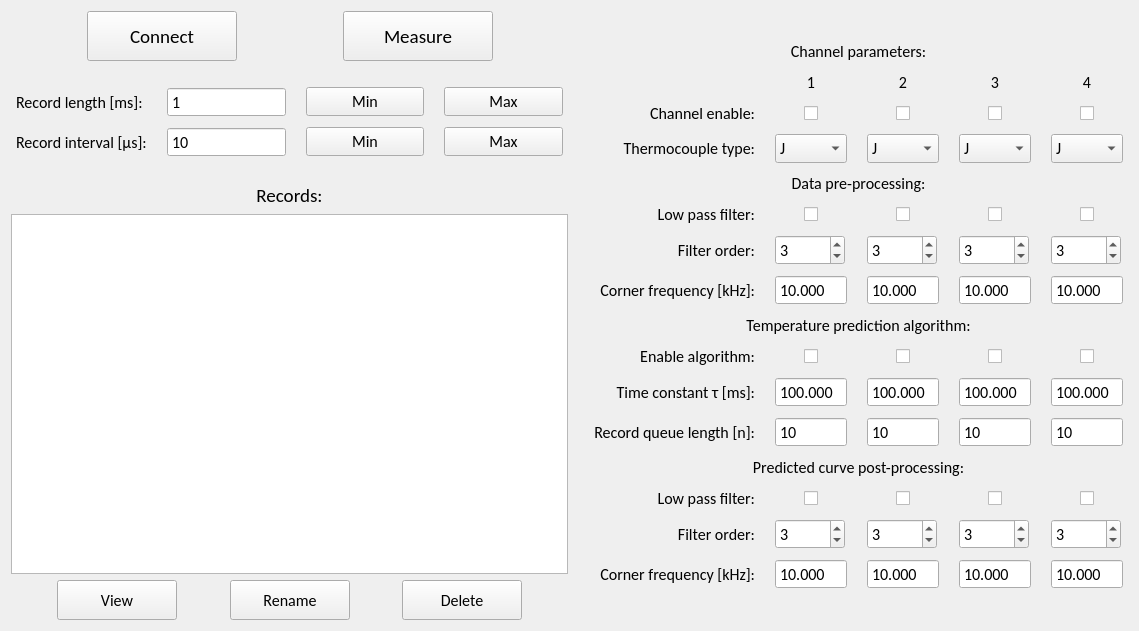
First picture: the form in Code/PC/UI/V286-tclogger_control_main.ui, repository IliyanAntov/HighSpeedThermocoupleLogger, before the edit.
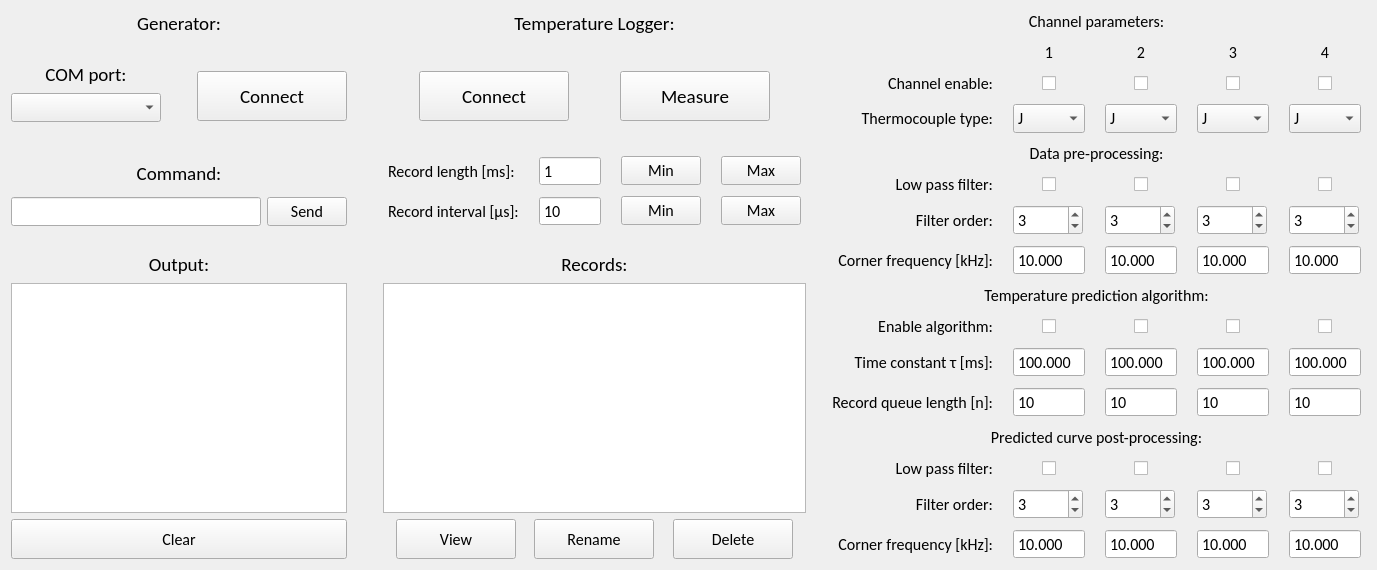
Second picture: the form after the edit.

Commit message: Added generator communication to the PC application

Patch:
```diff
--- a/Code/PC/UI/V286-tclogger_control_main.ui
+++ b/Code/PC/UI/V286-tclogger_control_main.ui
@@ -6,8 +6,8 @@
    <rect>
     <x>0</x>
     <y>0</y>
-    <width>1139</width>
-    <height>631</height>
+    <width>1377</width>
+    <height>560</height>
    </rect>
   </property>
   <property name="font">
@@ -20,10 +20,381 @@
   <property name="windowTitle">
    <string>Form</string>
   </property>
-  <layout class="QHBoxLayout" name="horizontalLayout">
+  <layout class="QHBoxLayout" name="horizontalLayout_3">
    <item>
-    <layout class="QVBoxLayout" name="MeasurementParametersLayout">
-     <item>
+    <layout class="QGridLayout" name="gridLayout">
+     <item row="7" column="2">
+      <widget class="QLabel" name="label_23">
+       <property name="font">
+        <font>
+         <family>Calibri</family>
+         <pointsize>14</pointsize>
+         <italic>false</italic>
+        </font>
+       </property>
+       <property name="text">
+        <string>Records:</string>
+       </property>
+       <property name="alignment">
+        <set>Qt::AlignCenter</set>
+       </property>
+      </widget>
+     </item>
+     <item row="9" column="0">
+      <widget class="QPushButton" name="GeneratorOutputClearButton">
+       <property name="minimumSize">
+        <size>
+         <width>120</width>
+         <height>40</height>
+        </size>
+       </property>
+       <property name="font">
+        <font>
+         <family>Calibri</family>
+         <pointsize>12</pointsize>
+         <italic>false</italic>
+        </font>
+       </property>
+       <property name="text">
+        <string>Clear</string>
+       </property>
+      </widget>
+     </item>
+     <item row="4" column="1">
+      <spacer name="horizontalSpacer_8">
+       <property name="orientation">
+        <enum>Qt::Horizontal</enum>
+       </property>
+       <property name="sizeType">
+        <enum>QSizePolicy::Minimum</enum>
+       </property>
+       <property name="sizeHint" stdset="0">
+        <size>
+         <width>30</width>
+         <height>20</height>
+        </size>
+       </property>
+      </spacer>
+     </item>
+     <item row="7" column="0">
+      <widget class="QLabel" name="label_25">
+       <property name="font">
+        <font>
+         <family>Calibri</family>
+         <pointsize>14</pointsize>
+         <italic>false</italic>
+        </font>
+       </property>
+       <property name="text">
+        <string>Output:</string>
+       </property>
+       <property name="alignment">
+        <set>Qt::AlignCenter</set>
+       </property>
+      </widget>
+     </item>
+     <item row="0" column="2">
+      <widget class="QLabel" name="label_28">
+       <property name="font">
+        <font>
+         <family>Calibri</family>
+         <pointsize>14</pointsize>
+         <italic>false</italic>
+        </font>
+       </property>
+       <property name="text">
+        <string>Temperature Logger:</string>
+       </property>
+       <property name="alignment">
+        <set>Qt::AlignCenter</set>
+       </property>
+      </widget>
+     </item>
+     <item row="9" column="2">
+      <layout class="QHBoxLayout" name="ViewRenameLayout">
+       <item>
+        <spacer name="horizontalSpacer_5">
+         <property name="orientation">
+          <enum>Qt::Horizontal</enum>
+         </property>
+         <property name="sizeHint" stdset="0">
+          <size>
+           <width>40</width>
+           <height>20</height>
+          </size>
+         </property>
+        </spacer>
+       </item>
+       <item>
+        <widget class="QPushButton" name="ViewRecordButton">
+         <property name="minimumSize">
+          <size>
+           <width>120</width>
+           <height>40</height>
+          </size>
+         </property>
+         <property name="font">
+          <font>
+           <family>Calibri</family>
+           <pointsize>12</pointsize>
+           <italic>false</italic>
+          </font>
+         </property>
+         <property name="text">
+          <string>View</string>
+         </property>
+        </widget>
+       </item>
+       <item>
+        <spacer name="horizontalSpacer_4">
+         <property name="orientation">
+          <enum>Qt::Horizontal</enum>
+         </property>
+         <property name="sizeHint" stdset="0">
+          <size>
+           <width>40</width>
+           <height>20</height>
+          </size>
+         </property>
+        </spacer>
+       </item>
+       <item>
+        <widget class="QPushButton" name="RenameRecordButton">
+         <property name="minimumSize">
+          <size>
+           <width>120</width>
+           <height>40</height>
+          </size>
+         </property>
+         <property name="font">
+          <font>
+           <family>Calibri</family>
+           <pointsize>12</pointsize>
+           <italic>false</italic>
+          </font>
+         </property>
+         <property name="text">
+          <string>Rename</string>
+         </property>
+        </widget>
+       </item>
+       <item>
+        <spacer name="horizontalSpacer_6">
+         <property name="orientation">
+          <enum>Qt::Horizontal</enum>
+         </property>
+         <property name="sizeHint" stdset="0">
+          <size>
+           <width>40</width>
+           <height>20</height>
+          </size>
+         </property>
+        </spacer>
+       </item>
+       <item>
+        <widget class="QPushButton" name="DeleteRecordButton">
+         <property name="minimumSize">
+          <size>
+           <width>120</width>
+           <height>40</height>
+          </size>
+         </property>
+         <property name="font">
+          <font>
+           <family>Calibri</family>
+           <pointsize>12</pointsize>
+           <italic>false</italic>
+          </font>
+         </property>
+         <property name="text">
+          <string>Delete</string>
+         </property>
+        </widget>
+       </item>
+       <item>
+        <spacer name="horizontalSpacer_7">
+         <property name="orientation">
+          <enum>Qt::Horizontal</enum>
+         </property>
+         <property name="sizeHint" stdset="0">
+          <size>
+           <width>40</width>
+           <height>20</height>
+          </size>
+         </property>
+        </spacer>
+       </item>
+      </layout>
+     </item>
+     <item row="8" column="0">
+      <widget class="QListWidget" name="GeneratorOutputList">
+       <property name="font">
+        <font>
+         <family>Calibri</family>
+         <pointsize>12</pointsize>
+         <italic>false</italic>
+        </font>
+       </property>
+       <property name="selectionRectVisible">
+        <bool>false</bool>
+       </property>
+      </widget>
+     </item>
+     <item row="2" column="0">
+      <layout class="QHBoxLayout" name="ConnectMeasureLayout_2">
+       <item>
+        <layout class="QHBoxLayout" name="horizontalLayout_2">
+         <item>
+          <spacer name="horizontalSpacer_10">
+           <property name="orientation">
+            <enum>Qt::Horizontal</enum>
+           </property>
+           <property name="sizeHint" stdset="0">
+            <size>
+             <width>40</width>
+             <height>20</height>
+            </size>
+           </property>
+          </spacer>
+         </item>
+         <item>
+          <layout class="QVBoxLayout" name="verticalLayout_2">
+           <property name="topMargin">
+            <number>0</number>
+           </property>
+           <property name="bottomMargin">
+            <number>8</number>
+           </property>
+           <item>
+            <widget class="QLabel" name="label_26">
+             <property name="font">
+              <font>
+               <family>Calibri</family>
+               <pointsize>14</pointsize>
+               <italic>false</italic>
+              </font>
+             </property>
+             <property name="text">
+              <string>COM port:</string>
+             </property>
+             <property name="alignment">
+              <set>Qt::AlignCenter</set>
+             </property>
+            </widget>
+           </item>
+           <item>
+            <widget class="QComboBox" name="GeneratorComPort">
+             <property name="sizePolicy">
+              <sizepolicy hsizetype="Preferred" vsizetype="Fixed">
+               <horstretch>250</horstretch>
+               <verstretch>0</verstretch>
+              </sizepolicy>
+             </property>
+             <property name="minimumSize">
+              <size>
+               <width>150</width>
+               <height>0</height>
+              </size>
+             </property>
+            </widget>
+           </item>
+          </layout>
+         </item>
+         <item>
+          <spacer name="horizontalSpacer_9">
+           <property name="orientation">
+            <enum>Qt::Horizontal</enum>
+           </property>
+           <property name="sizeType">
+            <enum>QSizePolicy::Minimum</enum>
+           </property>
+           <property name="sizeHint" stdset="0">
+            <size>
+             <width>30</width>
+             <height>20</height>
+            </size>
+           </property>
+          </spacer>
+         </item>
+         <item>
+          <widget class="QPushButton" name="GeneratorConnectionButton">
+           <property name="sizePolicy">
+            <sizepolicy hsizetype="Minimum" vsizetype="Fixed">
+             <horstretch>0</horstretch>
+             <verstretch>0</verstretch>
+            </sizepolicy>
+           </property>
+           <property name="minimumSize">
+            <size>
+             <width>150</width>
+             <height>50</height>
+            </size>
+           </property>
+           <property name="font">
+            <font>
+             <family>Calibri</family>
+             <pointsize>14</pointsize>
+             <weight>50</weight>
+             <italic>false</italic>
+             <bold>false</bold>
+            </font>
+           </property>
+           <property name="text">
+            <string>Connect</string>
+           </property>
+          </widget>
+         </item>
+         <item>
+          <spacer name="horizontalSpacer_11">
+           <property name="orientation">
+            <enum>Qt::Horizontal</enum>
+           </property>
+           <property name="sizeHint" stdset="0">
+            <size>
+             <width>40</width>
+             <height>20</height>
+            </size>
+           </property>
+          </spacer>
+         </item>
+        </layout>
+       </item>
+      </layout>
+     </item>
+     <item row="6" column="2">
+      <spacer name="verticalSpacer_2">
+       <property name="orientation">
+        <enum>Qt::Vertical</enum>
+       </property>
+       <property name="sizeType">
+        <enum>QSizePolicy::Minimum</enum>
+       </property>
+       <property name="sizeHint" stdset="0">
+        <size>
+         <width>20</width>
+         <height>20</height>
+        </size>
+       </property>
+      </spacer>
+     </item>
+     <item row="0" column="0">
+      <widget class="QLabel" name="label_27">
+       <property name="font">
+        <font>
+         <family>Calibri</family>
+         <pointsize>14</pointsize>
+         <italic>false</italic>
+        </font>
+       </property>
+       <property name="text">
+        <string>Generator:</string>
+       </property>
+       <property name="alignment">
+        <set>Qt::AlignCenter</set>
+       </property>
+      </widget>
+     </item>
+     <item row="2" column="2">
       <layout class="QHBoxLayout" name="ConnectMeasureLayout">
        <item>
         <spacer name="horizontalSpacer_2">
@@ -76,7 +447,7 @@
          </property>
          <property name="sizeHint" stdset="0">
           <size>
-           <width>100</width>
+           <width>50</width>
            <height>20</height>
           </size>
          </property>
@@ -125,7 +496,23 @@
        </item>
       </layout>
      </item>
-     <item>
+     <item row="1" column="2">
+      <spacer name="verticalSpacer_8">
+       <property name="orientation">
+        <enum>Qt::Vertical</enum>
+       </property>
+       <property name="sizeType">
+        <enum>QSizePolicy::Minimum</enum>
+       </property>
+       <property name="sizeHint" stdset="0">
+        <size>
+         <width>20</width>
+         <height>20</height>
+        </size>
+       </property>
+      </spacer>
+     </item>
+     <item row="3" column="2">
       <spacer name="verticalSpacer">
        <property name="orientation">
         <enum>Qt::Vertical</enum>
@@ -141,7 +528,7 @@
        </property>
       </spacer>
      </item>
-     <item>
+     <item row="4" column="2">
       <layout class="QGridLayout" name="MeasSettingsLayout">
        <property name="leftMargin">
         <number>5</number>
@@ -225,40 +612,7 @@
        </item>
       </layout>
      </item>
-     <item>
-      <spacer name="verticalSpacer_2">
-       <property name="orientation">
-        <enum>Qt::Vertical</enum>
-       </property>
-       <property name="sizeType">
-        <enum>QSizePolicy::Minimum</enum>
-       </property>
-       <property name="sizeHint" stdset="0">
-        <size>
-         <width>20</width>
-         <height>20</height>
-        </size>
-       </property>
-      </spacer>
-     </item>
-     <item>
-      <widget class="QLabel" name="label_23">
-       <property name="font">
-        <font>
-         <family>Calibri</family>
-         <pointsize>14</pointsize>
-         <italic>false</italic>
-        </font>
-       </property>
-       <property name="text">
-        <string>Records:</string>
-       </property>
-       <property name="alignment">
-        <set>Qt::AlignCenter</set>
-       </property>
-      </widget>
-     </item>
-     <item>
+     <item row="8" column="2">
       <widget class="QListWidget" name="RecordsList">
        <property name="font">
         <font>
@@ -272,119 +626,38 @@
        </property>
       </widget>
      </item>
-     <item>
-      <layout class="QHBoxLayout" name="ViewRenameLayout">
+     <item row="4" column="0">
+      <layout class="QVBoxLayout" name="verticalLayout">
        <item>
-        <spacer name="horizontalSpacer_5">
-         <property name="orientation">
-          <enum>Qt::Horizontal</enum>
-         </property>
-         <property name="sizeHint" stdset="0">
-          <size>
-           <width>40</width>
-           <height>20</height>
-          </size>
-         </property>
-        </spacer>
-       </item>
-       <item>
-        <widget class="QPushButton" name="ViewRecordButton">
-         <property name="minimumSize">
-          <size>
-           <width>120</width>
-           <height>40</height>
-          </size>
-         </property>
+        <widget class="QLabel" name="label_24">
          <property name="font">
           <font>
            <family>Calibri</family>
-           <pointsize>12</pointsize>
+           <pointsize>14</pointsize>
            <italic>false</italic>
           </font>
          </property>
          <property name="text">
-          <string>View</string>
+          <string>Command:</string>
          </property>
-        </widget>
-       </item>
-       <item>
-        <spacer name="horizontalSpacer_4">
-         <property name="orientation">
-          <enum>Qt::Horizontal</enum>
+         <property name="alignment">
+          <set>Qt::AlignCenter</set>
          </property>
-         <property name="sizeHint" stdset="0">
-          <size>
-           <width>40</width>
-           <height>20</height>
-          </size>
-         </property>
-        </spacer>
-       </item>
-       <item>
-        <widget class="QPushButton" name="RenameRecordButton">
-         <property name="minimumSize">
-          <size>
-           <width>120</width>
-           <height>40</height>
-          </size>
-         </property>
-         <property name="font">
-          <font>
-           <family>Calibri</family>
-           <pointsize>12</pointsize>
-           <italic>false</italic>
-          </font>
-         </property>
-         <property name="text">
-          <string>Rename</string>
-         </property>
         </widget>
        </item>
        <item>
-        <spacer name="horizontalSpacer_6">
-         <property name="orientation">
-          <enum>Qt::Horizontal</enum>
-         </property>
-         <property name="sizeHint" stdset="0">
-          <size>
-           <width>40</width>
-           <height>20</height>
-          </size>
-         </property>
-        </spacer>
-       </item>
-       <item>
-        <widget class="QPushButton" name="DeleteRecordButton">
-         <property name="minimumSize">
-          <size>
-           <width>120</width>
-           <height>40</height>
-          </size>
-         </property>
-         <property name="font">
-          <font>
-           <family>Calibri</family>
-           <pointsize>12</pointsize>
-           <italic>false</italic>
-          </font>
-         </property>
-         <property name="text">
-          <string>Delete</string>
-         </property>
-        </widget>
-       </item>
-       <item>
-        <spacer name="horizontalSpacer_7">
-         <property name="orientation">
-          <enum>Qt::Horizontal</enum>
-         </property>
-         <property name="sizeHint" stdset="0">
-          <size>
-           <width>40</width>
-           <height>20</height>
-          </size>
-         </property>
-        </spacer>
+        <layout class="QHBoxLayout" name="horizontalLayout">
+         <item>
+          <widget class="QLineEdit" name="GeneratorCommand"/>
+         </item>
+         <item>
+          <widget class="QPushButton" name="GeneratorSendCommandButton">
+           <property name="text">
+            <string>Send</string>
+           </property>
+          </widget>
+         </item>
+        </layout>
        </item>
       </layout>
      </item>
```
The commit also changes 19 other files.
